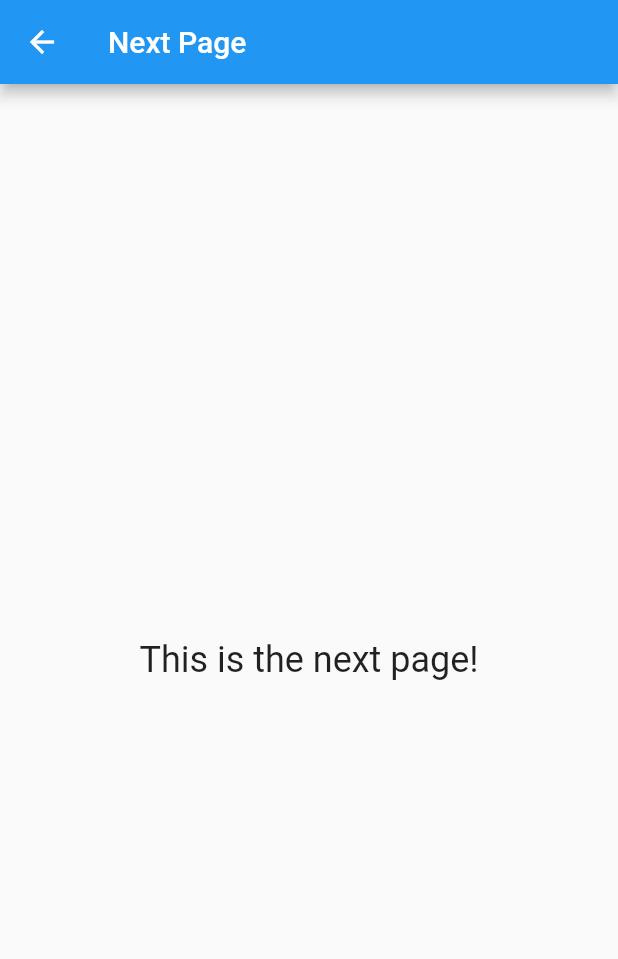
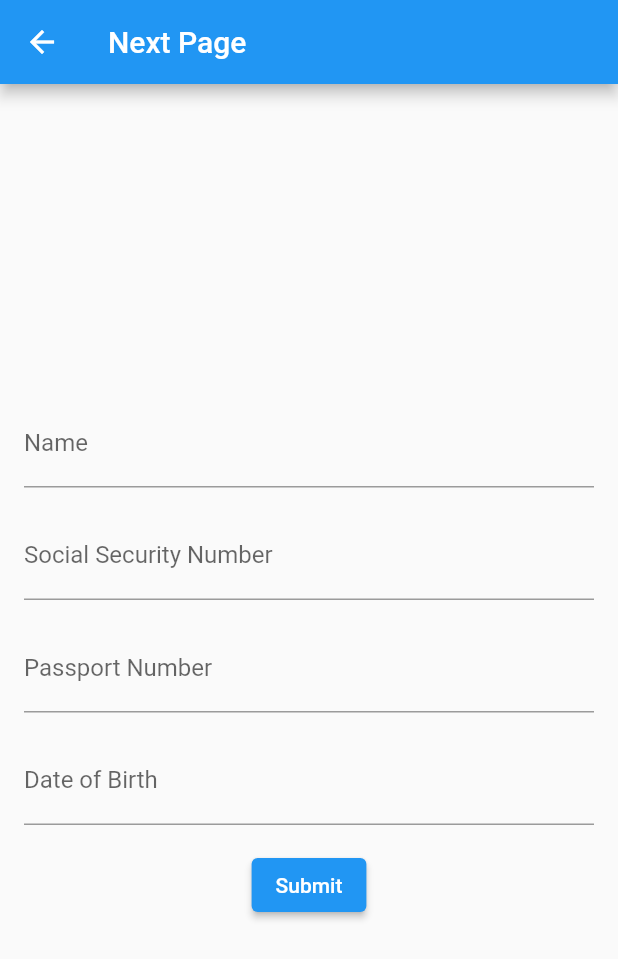
Before and after one commit to neeltron/TrueEntity, a Flutter app: the screen it shows after launch, after a tap on "Go to Next Page", on a phone screen of 412 x 824 dp. Shown: the top 959 px of the screen. Run offline on Flutter 3.47's test engine with Material 2 defaults, Android fonts, the light colour scheme and no system bars.

Commit message:
Added Inputs for getting Personal Information

```diff
--- a/lib/main.dart
+++ b/lib/main.dart
@@ -26,7 +26,7 @@ class MyHomePage extends StatelessWidget {
   Widget build(BuildContext context) {
     return Scaffold(
       appBar: AppBar(
-        title: Text('Empty Classy Page'),
+        title: const Text('Empty Classy Page'),
       ),
       body: Center(
         child: ElevatedButton(
@@ -36,7 +36,7 @@ class MyHomePage extends StatelessWidget {
               builder: (context) => const NextPage(),
             ));
           },
-          child: Text(
+          child: const Text(
             'Go to Next Page',
             style: TextStyle(fontSize: 18),
           ),
@@ -46,19 +46,61 @@ class MyHomePage extends StatelessWidget {
   }
 }
 
-class NextPage extends StatelessWidget {
+class NextPage extends StatefulWidget {
   const NextPage();
+
+  @override
+  _NextPageState createState() => _NextPageState();
+}
+
+class _NextPageState extends State<NextPage> {
+  TextEditingController nameController = TextEditingController();
+  TextEditingController ssnController = TextEditingController();
+  TextEditingController passportController = TextEditingController();
+  TextEditingController dobController = TextEditingController();
 
   @override
   Widget build(BuildContext context) {
     return Scaffold(
       appBar: AppBar(
-        title: Text('Next Page'),
+        title: const Text('Next Page'),
       ),
-      body: Center(
-        child: Text(
-          'This is the next page!',
-          style: TextStyle(fontSize: 24),
+      body: Padding(
+        padding: const EdgeInsets.all(16.0),
+        child: Column(
+          mainAxisAlignment: MainAxisAlignment.center,
+          children: [
+            TextField(
+              controller: nameController,
+              decoration: const InputDecoration(labelText: 'Name'),
+            ),
+            const SizedBox(height: 16),
+            TextField(
+              controller: ssnController,
+              decoration: const InputDecoration(labelText: 'Social Security Number'),
+            ),
+            const SizedBox(height: 16),
+            TextField(
+              controller: passportController,
+              decoration: const InputDecoration(labelText: 'Passport Number'),
+            ),
+            const SizedBox(height: 16),
+            TextField(
+              controller: dobController,
+              decoration: const InputDecoration(labelText: 'Date of Birth'),
+            ),
+            const SizedBox(height: 16),
+            ElevatedButton(
+              onPressed: () {
+                final name = nameController.text;
+                final ssn = ssnController.text;
+                final passport = passportController.text;
+                final dob = dobController.text;
+
+              },
+              child: const Text('Submit'),
+            ),
+          ],
         ),
       ),
     );
```
